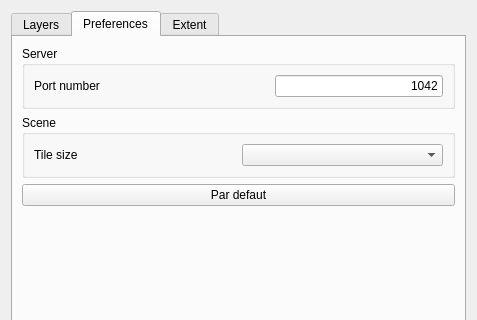
Above: ui_vizitown.ui from vongoethe/vizitown_plugin before the change; both pictures show x 0 to 477 and y 0 to 320 of the 477 by 579 pixel window. Below: the same form after it.
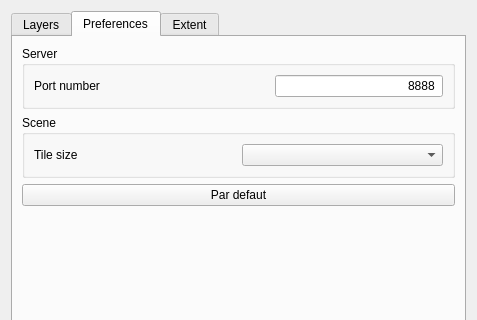
That is the form after the change. The open tabs and pages were chosen to show the change. Icons and pictures are not drawn.

Patch:
```diff
--- a/ui_vizitown.ui
+++ b/ui_vizitown.ui
@@ -148,8 +148,14 @@
           </item>
           <item>
            <widget class="QLineEdit" name="Numero_Port">
+            <property name="inputMethodHints">
+             <set>Qt::ImhDigitsOnly</set>
+            </property>
+            <property name="inputMask">
+             <string>00000</string>
+            </property>
             <property name="text">
-             <string>1042</string>
+             <string>8888</string>
             </property>
             <property name="alignment">
              <set>Qt::AlignRight|Qt::AlignTrailing|Qt::AlignVCenter</set>
```
